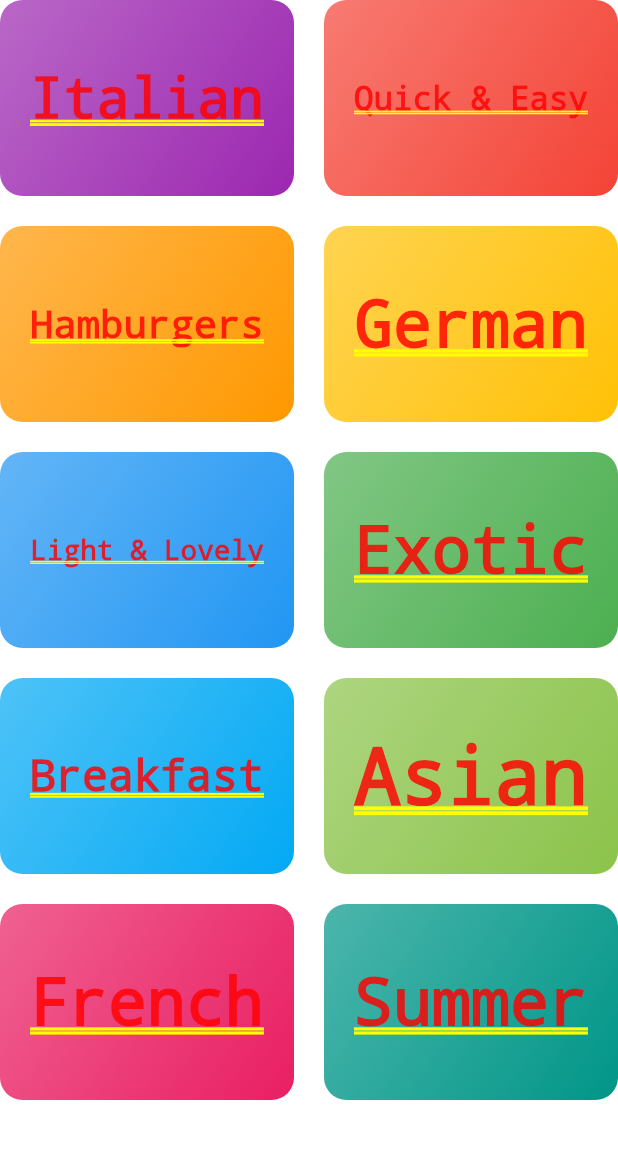
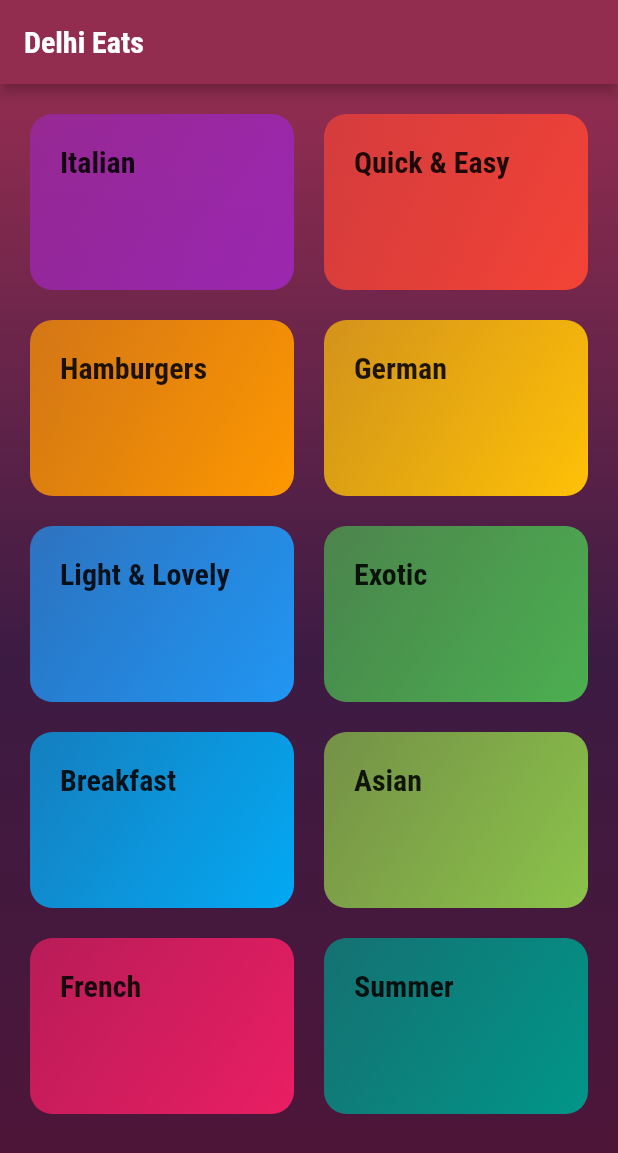
Before and after one commit to manisgoyal/meals_app, a Flutter app: the screen it shows after launch, on a phone screen of 412 x 824 dp. Shown: the top 1153 px of the screen. Run offline on Flutter 3.47's test engine with Material 2 defaults, Android fonts, the phone set to English and light mode, and no system bars.

Commit message:
Upto Styling and theming

```diff
--- a/lib/categories_screen.dart
+++ b/lib/categories_screen.dart
@@ -5,7 +5,25 @@ import './dummy_data.dart';
 class CategoriesScreen extends StatelessWidget {
   @override
   Widget build(BuildContext context) {
-    return GridView(
+    return Scaffold(
+      appBar: AppBar(
+        title: const Text('Delhi Eats'),
+      ),
+      body: Container(
+        // This container added to give gradient.
+        decoration: BoxDecoration(
+          gradient: LinearGradient(
+            colors: [
+              Theme.of(context).primaryColorLight,
+              Theme.of(context).primaryColor,
+              Theme.of(context).primaryColorDark
+            ],
+            begin: Alignment.topCenter,
+            end: Alignment.bottomCenter,
+          ),
+        ),
+        child: GridView(
+          padding: const EdgeInsets.all(20),
           children: dummyCategories
               .map((e) => CategoryItem(
                     e.title,
@@ -18,6 +36,8 @@ class CategoriesScreen extends StatelessWidget {
             crossAxisSpacing: 20,
             mainAxisSpacing: 20,
           ),
+        ),
+      ),
     );
   }
 }
--- a/lib/category_item.dart
+++ b/lib/category_item.dart
@@ -8,10 +8,9 @@ class CategoryItem extends StatelessWidget {
   Widget build(BuildContext context) {
     return Container(
       padding: const EdgeInsets.all(20),
-      child: FittedBox(
-        child: Text(
-          title,
-        ),
+      child: Text(
+        title,
+        style: Theme.of(context).textTheme.headline6,
       ),
       decoration: BoxDecoration(
         gradient: LinearGradient(
--- a/lib/main.dart
+++ b/lib/main.dart
@@ -1,5 +1,5 @@
 import 'package:flutter/material.dart';
-import 'package:meals_app/categories_screen.dart';
+import './categories_screen.dart';
 
 void main() => runApp(MyApp());
 
@@ -20,6 +20,20 @@ class MyApp extends StatelessWidget {
           secondaryVariant: const Color(0xffb8c480),
           surface: const Color(0xff501537),
         ),
+        canvasColor: const Color(0xff503854),
+        fontFamily: 'Raleway',
+        textTheme: ThemeData.light().textTheme.copyWith(
+            bodyText1: const TextStyle(
+              color: Color(0xff211f21),
+            ),
+            bodyText2: const TextStyle(
+              color: Color(0xff211f21),
+            ),
+            headline6: const TextStyle(
+              fontSize: 20,
+              fontWeight: FontWeight.bold,
+              fontFamily: 'RobotoCondensed',
+            )),
       ),
       home: CategoriesScreen(),
     );
```
Also changed, not shown: pubspec.yaml (+17 -6 lines), assets/fonts/Raleway-Black.ttf (added), assets/fonts/Raleway-Bold.ttf (added), assets/fonts/Raleway-Regular.ttf (added), assets/fonts/RobotoCondensed-Bold.ttf (added), assets/fonts/RobotoCondensed-Italic.ttf (added), assets/fonts/RobotoCondensed-Light.ttf (added), assets/fonts/RobotoCondensed-Regular.ttf (added). Lines whose indentation alone changed are shown as unchanged.
